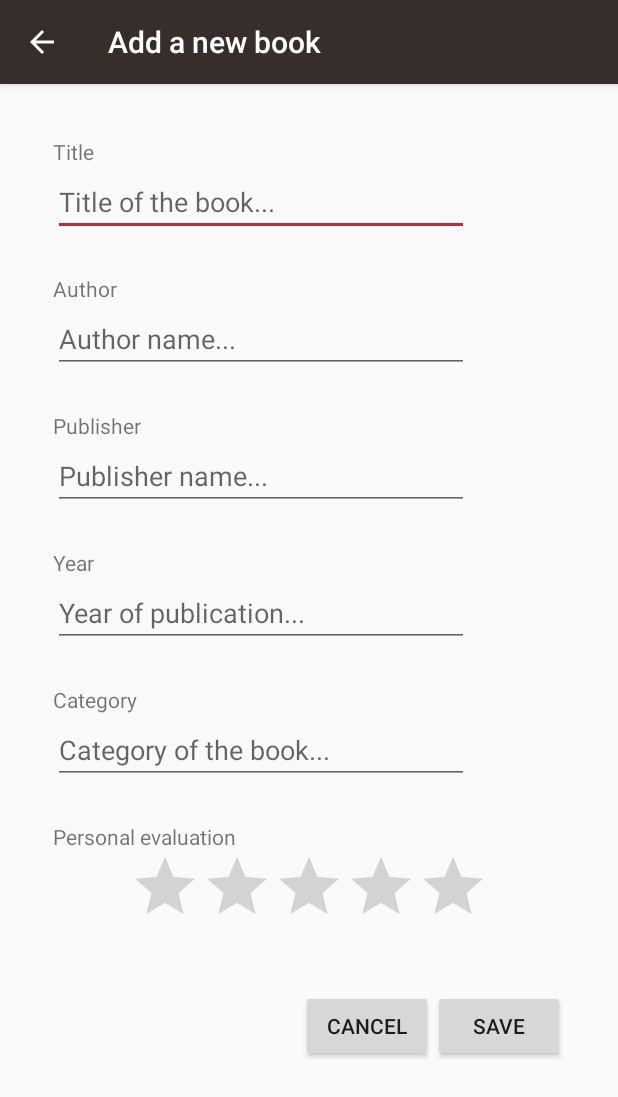
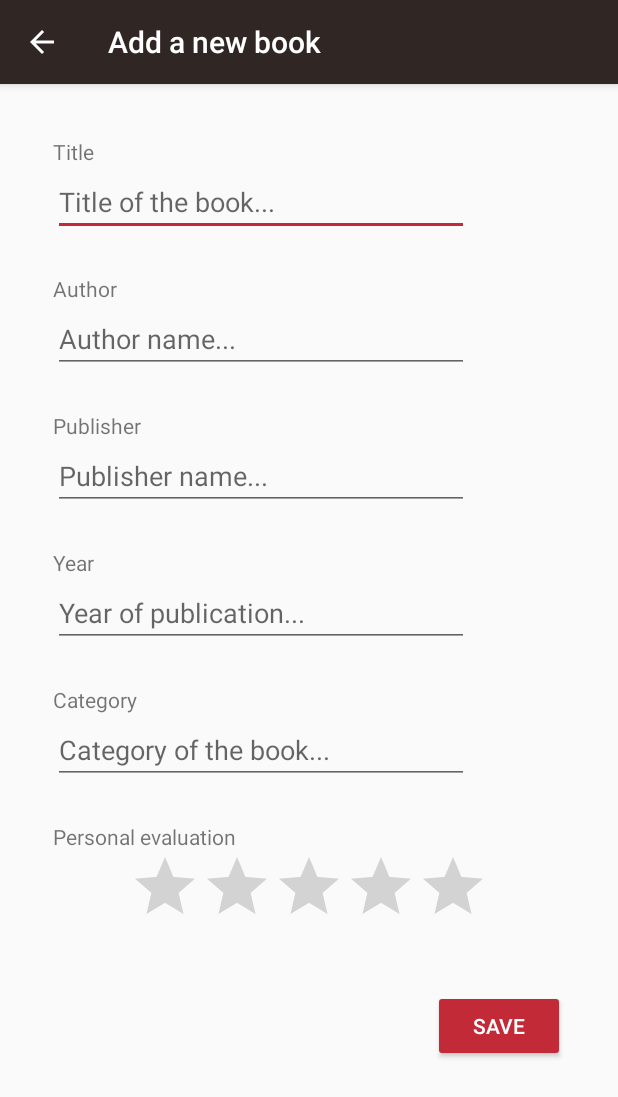
Before and after one commit to gonzalorecio/MyBookDatabase, an Android app: the AddActivity screen opened directly, with no data from a screen before it, on a phone screen of 412 x 824 dp. Shown: the top 1097 px of the screen. Run offline under Robolectric (Android 15) with nearby library versions, the phone set to English and light mode, and no system bars.

Commit message:
PROPOSTA APP FINAL

```diff
--- a/app/src/main/AndroidManifest.xml
+++ b/app/src/main/AndroidManifest.xml
@@ -4,7 +4,7 @@
 
     <application
         android:allowBackup="true"
-        android:icon="@mipmap/ic_launcher"
+        android:icon="@mipmap/bookicon"
         android:label="@string/app_name"
         android:supportsRtl="true"
         android:theme="@style/AppTheme"><!--android:theme="@style/Theme.AppCompat"-->
--- a/app/src/main/java/com/example/pr_idi/mydatabaseexample/AddActivity.java
+++ b/app/src/main/java/com/example/pr_idi/mydatabaseexample/AddActivity.java
@@ -109,13 +109,13 @@ public class AddActivity extends AppCompatActivity {
             }
         });
 
-        Button cancel = (Button) findViewById(R.id.cancel_button);
+        /*Button cancel = (Button) findViewById(R.id.cancel_button);
         cancel.setOnClickListener(new View.OnClickListener() {
             @Override
             public void onClick(View view) {
                 finish();
             }
-        });
+        });*/
 
     }
 
--- a/app/src/main/res/layout/add_view.xml
+++ b/app/src/main/res/layout/add_view.xml
@@ -11,7 +11,7 @@
         android:layout_height="wrap_content"
         android:layout_alignParentBottom="true"
         android:layout_alignParentStart="true"
-        android:layout_below="@+id/toolbar2">
+        android:layout_below="@+id/my_toolbar">
 
         <LinearLayout
             android:layout_width="match_parent"
@@ -135,18 +135,20 @@
                 android:layout_gravity="right"
                 android:id="@+id/save_btn"
                 android:paddingBottom="100dp">
-                <Button
+                <!--<Button
                     android:text="Cancel"
                     android:layout_width="match_parent"
                     android:layout_height="wrap_content"
                     android:layout_marginBottom="10dp"
                     android:id="@+id/cancel_button"
-                    android:elevation="7dp"/>
+                    android:elevation="7dp"/> -->
                 <Button
                     android:text="Save"
                     android:layout_width="match_parent"
                     android:layout_height="wrap_content"
                     android:layout_marginBottom="10dp"
+                    android:backgroundTint="@color/colorAccent"
+                    android:textColor="#FFFFFF"
                     android:id="@+id/save_button"
                     android:elevation="7dp" />
             </LinearLayout>
--- a/app/src/main/res/layout/content_scrolling.xml
+++ b/app/src/main/res/layout/content_scrolling.xml
@@ -30,11 +30,11 @@
             android:orientation="horizontal"
             android:weightSum="1">
 
-            <ImageView
+            <!--<ImageView
                 android:layout_width="45dp"
                 android:layout_height="45dp"
                 android:id="@+id/book_img"
-                android:src="@drawable/book2"/>
+                android:src="@drawable/book4"/>-->
 
             <LinearLayout
                 android:layout_width="@dimen/snackbar_action_inline_max_width"
@@ -73,7 +73,7 @@
         <View
             android:layout_width="match_parent"
             android:layout_height="1dp"
-            android:background="#503e3a"
+            android:background="@color/colorPrimaryDark"
             android:id="@+id/view"
             android:layout_marginTop="16dp" />
 
--- a/app/src/main/res/values/colors.xml
+++ b/app/src/main/res/values/colors.xml
@@ -1,7 +1,7 @@
 <?xml version="1.0" encoding="utf-8"?>
 <resources>
-    <color name="colorPrimary">#372d2b</color>
-    <color name="colorPrimaryDark">#302624</color>
+    <color name="colorPrimary">#302624</color>
+    <color name="colorPrimaryDark">#251d1b</color>
     <color name="colorAccent">#c22a37</color>
     <color name="colorGrey">#625d5a</color>
 </resources>
```
Also changed, not shown: app/src/main/res/drawable/book3.png (added), app/src/main/res/drawable/book4.png (added), app/src/main/res/drawable/book_black.png (added), app/src/main/res/drawable/book_contorno.jpg (added), app/src/main/res/mipmap-hdpi/bookicon.png (added), app/src/main/res/mipmap-mdpi/bookicon.png (added), app/src/main/res/mipmap-xhdpi/bookicon.png (added), app/src/main/res/mipmap-xxhdpi/bookicon.png (added), app/src/main/res/mipmap-xxxhdpi/bookicon.png (added), 1 other file.
